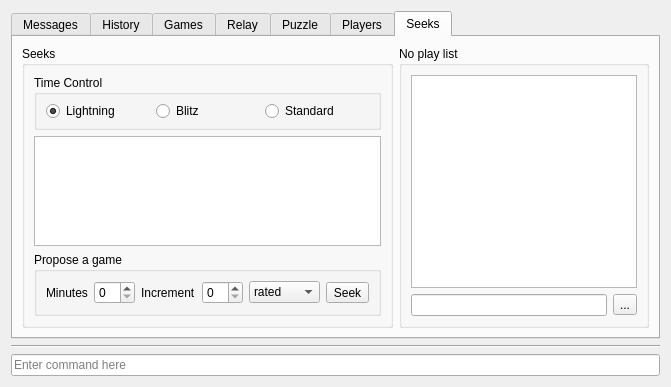
Before: the Qt Designer form src/gui/ficsconsole.ui in madnight/chessx, drawn with Qt 5.
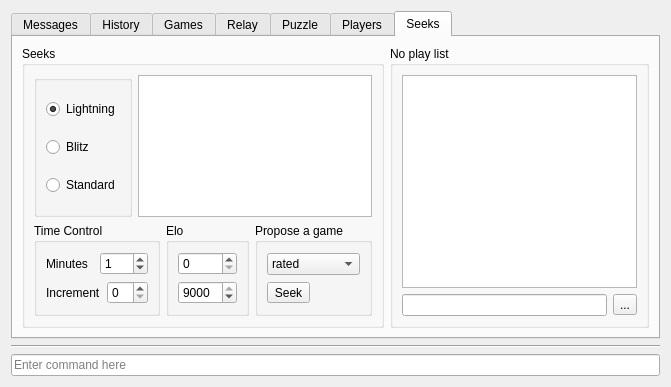
After: the same form once the commit is applied. The open tabs and pages were chosen to show the change. Icons and pictures are not drawn.

What changed in the file:
```diff
--- a/src/gui/ficsconsole.ui
+++ b/src/gui/ficsconsole.ui
@@ -342,11 +342,13 @@
            </property>
            <layout class="QVBoxLayout" name="verticalLayout_14">
             <item>
+             <layout class="QHBoxLayout" name="layout_seek_1">
+              <item>
              <widget class="QGroupBox" name="groupBox">
               <property name="title">
-               <string>Time Control</string>
-              </property>
-              <layout class="QHBoxLayout" name="horizontalLayout_2">
+                 <string/>
+                </property>
+                <layout class="QVBoxLayout" name="verticalLayout_18">
                <property name="topMargin">
                 <number>6</number>
                </property>
@@ -392,12 +394,18 @@
             <item>
              <widget class="QListWidget" name="listSeeks"/>
             </item>
+             </layout>
+            </item>
             <item>
-             <widget class="QGroupBox" name="groupBox_3">
+             <layout class="QHBoxLayout" name="layout_seek_2">
+              <item>
+               <widget class="QGroupBox" name="groupBox_8">
               <property name="title">
-               <string>Propose a game</string>
-              </property>
-              <layout class="QHBoxLayout" name="horizontalLayout_3">
+                 <string>Time Control</string>
+                </property>
+                <layout class="QVBoxLayout" name="verticalLayout_17">
+                 <item>
+                  <layout class="QHBoxLayout" name="horizontalLayout_11">
                <item>
                 <widget class="QLabel" name="label">
                  <property name="text">
@@ -406,8 +414,16 @@
                 </widget>
                </item>
                <item>
-                <widget class="QSpinBox" name="seekTime"/>
-               </item>
+                    <widget class="QSpinBox" name="seekTime">
+                     <property name="value">
+                      <number>1</number>
+                     </property>
+                    </widget>
+                   </item>
+                  </layout>
+                 </item>
+                 <item>
+                  <layout class="QHBoxLayout" name="horizontalLayout_12">
                <item>
                 <widget class="QLabel" name="label_2">
                  <property name="text">
@@ -418,6 +434,55 @@
                <item>
                 <widget class="QSpinBox" name="seekIncrement"/>
                </item>
+                  </layout>
+                 </item>
+                </layout>
+               </widget>
+              </item>
+              <item>
+               <widget class="QGroupBox" name="groupBox_9">
+                <property name="title">
+                 <string>Elo</string>
+                </property>
+                <layout class="QVBoxLayout" name="verticalLayout_19">
+                 <item>
+                  <widget class="QSpinBox" name="eloMin">
+                   <property name="maximum">
+                    <number>9000</number>
+                   </property>
+                   <property name="singleStep">
+                    <number>100</number>
+                   </property>
+                   <property name="value">
+                    <number>0</number>
+                   </property>
+                  </widget>
+                 </item>
+                 <item>
+                  <widget class="QSpinBox" name="eloMax">
+                   <property name="showGroupSeparator" stdset="0">
+                    <bool>false</bool>
+                   </property>
+                   <property name="maximum">
+                    <number>9000</number>
+                   </property>
+                   <property name="singleStep">
+                    <number>100</number>
+                   </property>
+                   <property name="value">
+                    <number>9000</number>
+                   </property>
+                  </widget>
+                 </item>
+                </layout>
+               </widget>
+              </item>
+              <item>
+               <widget class="QGroupBox" name="groupBox_3">
+                <property name="title">
+                 <string>Propose a game</string>
+                </property>
+                <layout class="QVBoxLayout" name="verticalLayout_20">
                <item>
                 <widget class="QComboBox" name="cbRated">
                  <item>
@@ -443,6 +508,8 @@
              </widget>
             </item>
            </layout>
+            </item>
+           </layout>
           </widget>
          </item>
          <item>
```
Left out of the diff: 18 changed lines with no effect on the pictures. Lines whose indentation alone changed are shown as unchanged.
